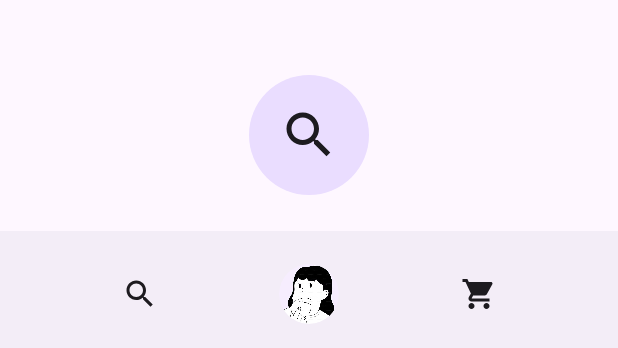
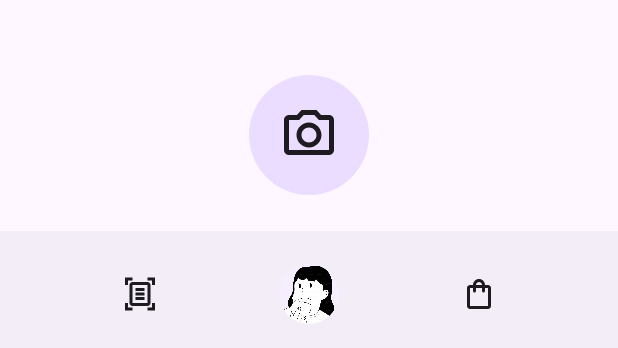
Before and after one commit to clerisy47/BiteSmart, an Android app built with Jetpack Compose: the @Preview function FoodScanScreenPreview, on a phone screen of 412 x 824 dp. Shown: the part 885-1233 px from the top of the screen. Run offline under Robolectric (Android 15) with nearby library versions, the phone set to English and light mode, and no system bars.

Commit message:
icons updated

```diff
--- a/Frontend/app/src/main/java/com/app/bitesmart/screens/FoodScanScreen.kt
+++ b/Frontend/app/src/main/java/com/app/bitesmart/screens/FoodScanScreen.kt
@@ -11,6 +11,8 @@ import androidx.compose.foundation.layout.size
 import androidx.compose.foundation.shape.CircleShape
 import androidx.compose.material.icons.Icons
 import androidx.compose.material.icons.filled.Search
+import androidx.compose.material.icons.outlined.PhotoCamera
+import androidx.compose.material.icons.rounded.PhotoCamera
 import androidx.compose.material3.Icon
 import androidx.compose.material3.IconButton
 import androidx.compose.material3.MaterialTheme
@@ -58,7 +60,7 @@ fun FoodScanScreen(modifier: Modifier = Modifier) {
                         .background(color = MaterialTheme.colorScheme.primaryContainer)
                 ) {
                     Icon(
-                        Icons.Filled.Search,
+                        Icons.Outlined.PhotoCamera   ,
                         contentDescription = "Camera Image",
                         modifier = Modifier.size(size = 40.dp)
                     )
--- a/Frontend/app/src/main/java/com/app/bitesmart/widgets/CommonWidgets.kt
+++ b/Frontend/app/src/main/java/com/app/bitesmart/widgets/CommonWidgets.kt
@@ -2,15 +2,14 @@ package com.app.bitesmart.widgets
 
 import androidx.compose.foundation.Image
 import androidx.compose.foundation.layout.Arrangement
-import androidx.compose.foundation.layout.Column
 import androidx.compose.foundation.layout.Row
 import androidx.compose.foundation.layout.fillMaxWidth
 import androidx.compose.foundation.layout.size
 import androidx.compose.foundation.shape.CircleShape
 import androidx.compose.material.icons.Icons
 import androidx.compose.material.icons.automirrored.filled.ArrowBack
-import androidx.compose.material.icons.filled.Search
-import androidx.compose.material.icons.filled.ShoppingCart
+import androidx.compose.material.icons.outlined.DocumentScanner
+import androidx.compose.material.icons.outlined.ShoppingBag
 import androidx.compose.material3.BottomAppBar
 import androidx.compose.material3.CenterAlignedTopAppBar
 import androidx.compose.material3.ExperimentalMaterial3Api
@@ -41,7 +40,7 @@ fun BottomAppBar() {
                     ) {
                         IconButton(onClick = { /* do something */ }) {
                             Icon(
-                                Icons.Filled.Search,
+                                Icons.Outlined.DocumentScanner,
                                 contentDescription = "Localized description"
                             )
                         }
@@ -57,7 +56,7 @@ fun BottomAppBar() {
                         }
                         IconButton(onClick = { /* do something */ }) {
                             Icon(
-                                Icons.Filled.ShoppingCart,
+                                Icons.Outlined.ShoppingBag,
                                 contentDescription = "Localized description",
                             )
                         }
@@ -97,6 +96,6 @@ fun TopAppBar(){
 @Preview
 @Composable
 fun WidgetPreview(){
-//    BottomAppBar()
-    TopAppBar()
+    BottomAppBar()
+//    TopAppBar()
 }
```
